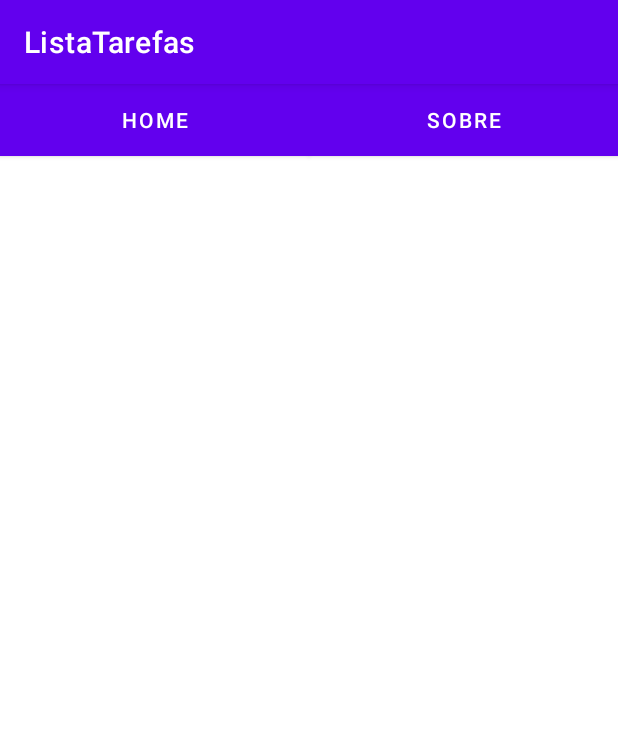
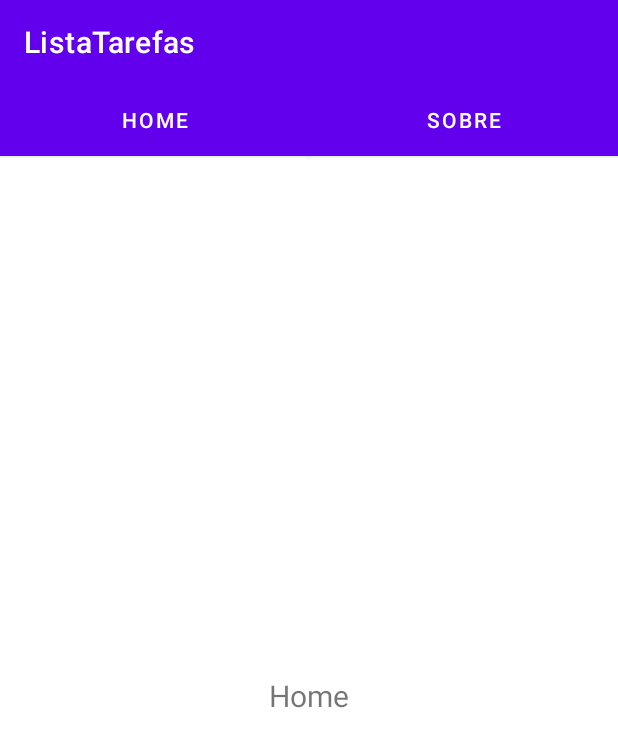
Before and after one commit to CharlesAnjos/ListaTarefas, an Android app: the screen it shows after launch (MainActivity), on a phone screen of 412 x 824 dp. Shown: the top 747 px of the screen. Run offline under Robolectric (Android 15) with nearby library versions, the phone set to English and light mode, and no system bars.

Commit message:
implementação do tutorial de fragments como indicado pelo professor pelo link https://fagno.github.io/des-movel-i-ifto/fragments/

```diff
--- a/app/src/main/java/io/github/charlesanjos/listatarefas/activities/MainActivity.java
+++ b/app/src/main/java/io/github/charlesanjos/listatarefas/activities/MainActivity.java
@@ -1,16 +1,56 @@
 package io.github.charlesanjos.listatarefas.activities;
 
 import androidx.appcompat.app.AppCompatActivity;
+import androidx.fragment.app.FragmentTransaction;
 
 import android.os.Bundle;
+import android.view.View;
+import android.widget.Button;
 
 import io.github.charlesanjos.listatarefas.R;
+import io.github.charlesanjos.listatarefas.fragments.HomeFragment;
+import io.github.charlesanjos.listatarefas.fragments.SobreFragment;
 
 public class MainActivity extends AppCompatActivity {
+
+    Button buttonHome,buttonSobre;
+    HomeFragment homeFragment;
+    SobreFragment sobreFragment;
 
     @Override
     protected void onCreate(Bundle savedInstanceState) {
         super.onCreate(savedInstanceState);
         setContentView(R.layout.activity_main);
+
+        //retirar sombra da ActionBar entre botões do fragments
+        getSupportActionBar().setElevation(0);
+
+        buttonHome = findViewById(R.id.buttonHome);
+        buttonSobre = findViewById(R.id.buttonSobre);
+        homeFragment = new HomeFragment();
+        sobreFragment = new SobreFragment();
+
+        FragmentTransaction transaction = getSupportFragmentManager().beginTransaction();
+        transaction.replace(R.id.frameExemplo,homeFragment);
+        transaction.commit();
+
+        buttonHome.setOnClickListener(new View.OnClickListener() {
+            @Override
+            public void onClick(View view) {
+                FragmentTransaction transaction = getSupportFragmentManager().beginTransaction();
+                transaction.replace(R.id.frameExemplo,homeFragment);
+                transaction.commit();
+            }
+        });
+
+        buttonSobre.setOnClickListener(new View.OnClickListener() {
+            @Override
+            public void onClick(View view) {
+                FragmentTransaction transaction = getSupportFragmentManager().beginTransaction();
+                transaction.replace(R.id.frameExemplo,sobreFragment);
+                transaction.commit();
+            }
+        });
+
     }
 }
--- a/app/src/main/res/layout/activity_main.xml
+++ b/app/src/main/res/layout/activity_main.xml
@@ -45,7 +45,6 @@
         app:layout_constraintEnd_toEndOf="parent"
         app:layout_constraintStart_toStartOf="parent"
         app:layout_constraintTop_toTopOf="parent">
-
     </FrameLayout>
 
 </androidx.constraintlayout.widget.ConstraintLayout>
--- a/app/src/main/res/layout/fragment_home.xml
+++ b/app/src/main/res/layout/fragment_home.xml
@@ -5,10 +5,11 @@
     android:layout_height="match_parent"
     tools:context=".fragments.HomeFragment">
 
-    <!-- TODO: Update blank fragment layout -->
     <TextView
+        android:id="@+id/textView1"
         android:layout_width="match_parent"
         android:layout_height="match_parent"
-        android:text="@string/hello_blank_fragment" />
-
+        android:gravity="center_horizontal|center_vertical"
+        android:text="Home"
+        android:textSize="20sp" />
 </FrameLayout>
```
Also changed, not shown: app/src/main/java/io/github/charlesanjos/listatarefas/fragments/HomeFragment.java (+4 -45 lines), app/src/main/java/io/github/charlesanjos/listatarefas/fragments/SobreFragment.java (+4 -44 lines), app/src/main/res/layout/fragment_sobre.xml (+4 -3 lines).
